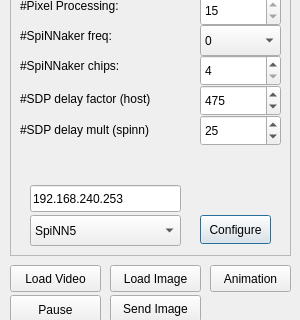
Old version of the form gui/SpiNNvidStreamer/src/vidstreamer.ui in the repository indarsugiarto/Graceful_VidPro; both pictures show x 0 to 300 and y 235 to 555 of the 300 by 716 pixel window.
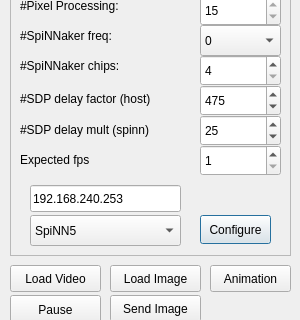
New version of the form.

Commit message: The problem with filtering task is fixed. ETH in Spin3 can be configured faster than Spin5. We are going to create a new branch optimMCPL, where we use the key-part also for sending pixel values

The edit to the form file:
```diff
--- a/gui/SpiNNvidStreamer/src/vidstreamer.ui
+++ b/gui/SpiNNvidStreamer/src/vidstreamer.ui
@@ -462,6 +462,41 @@
      <number>25</number>
     </property>
    </widget>
+   <widget class="QLabel" name="label_7">
+    <property name="geometry">
+     <rect>
+      <x>10</x>
+      <y>374</y>
+      <width>171</width>
+      <height>21</height>
+     </rect>
+    </property>
+    <property name="text">
+     <string>Expected fps</string>
+    </property>
+   </widget>
+   <widget class="QSpinBox" name="exFPS">
+    <property name="geometry">
+     <rect>
+      <x>190</x>
+      <y>370</y>
+      <width>81</width>
+      <height>31</height>
+     </rect>
+    </property>
+    <property name="minimum">
+     <number>1</number>
+    </property>
+    <property name="maximum">
+     <number>30</number>
+    </property>
+    <property name="singleStep">
+     <number>1</number>
+    </property>
+    <property name="value">
+     <number>1</number>
+    </property>
+   </widget>
   </widget>
   <widget class="QPushButton" name="pbImage">
    <property name="geometry">
```
The commit also changes 5 other files.
